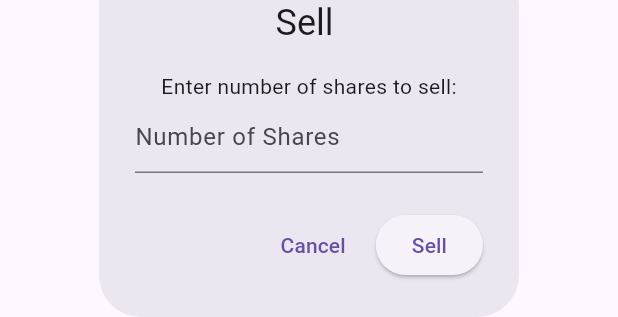
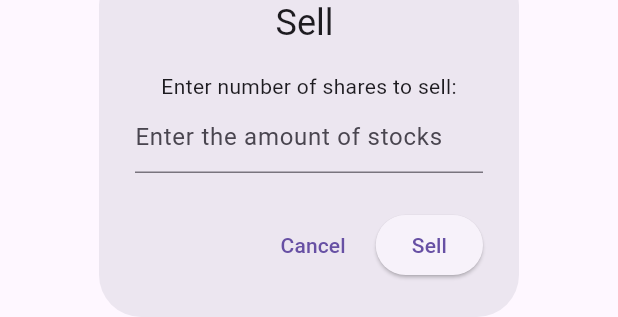
Before and after one commit to hamzenis/info-projekt, a Flutter app: the SellPopup widget shown alone on an empty page, opened directly with empty values, on a phone screen of 412 x 824 dp. Shown: the part 478-795 px from the top of the screen. Run offline on Flutter 3.47's test engine with Material 3 defaults, Android fonts, the phone set to English and light mode, and no system bars; our stand-ins replace cached_network_image, cloud_firestore, firebase_auth, firebase_core, flutter_cache_manager, fluttertoast and 6 more; missing offline and left inert: flutter_stripe, universal_html; accounts and stored records are empty.

Commit message:
error handlings and optimizations

```diff
--- a/info_projekt/lib/widgets/sell_popup.dart
+++ b/info_projekt/lib/widgets/sell_popup.dart
@@ -18,10 +18,9 @@ class SellPopup extends StatelessWidget {
           Text('Enter number of shares to sell:'),
           TextField(
             controller: amountController,
+            obscureText: true,
             keyboardType: TextInputType.number,
-            decoration: InputDecoration(
-              hintText: 'Number of Shares',
-            ),
+            decoration: const InputDecoration(hintText: 'Enter the amount of stocks'),
           ),
         ],
       ),
```
